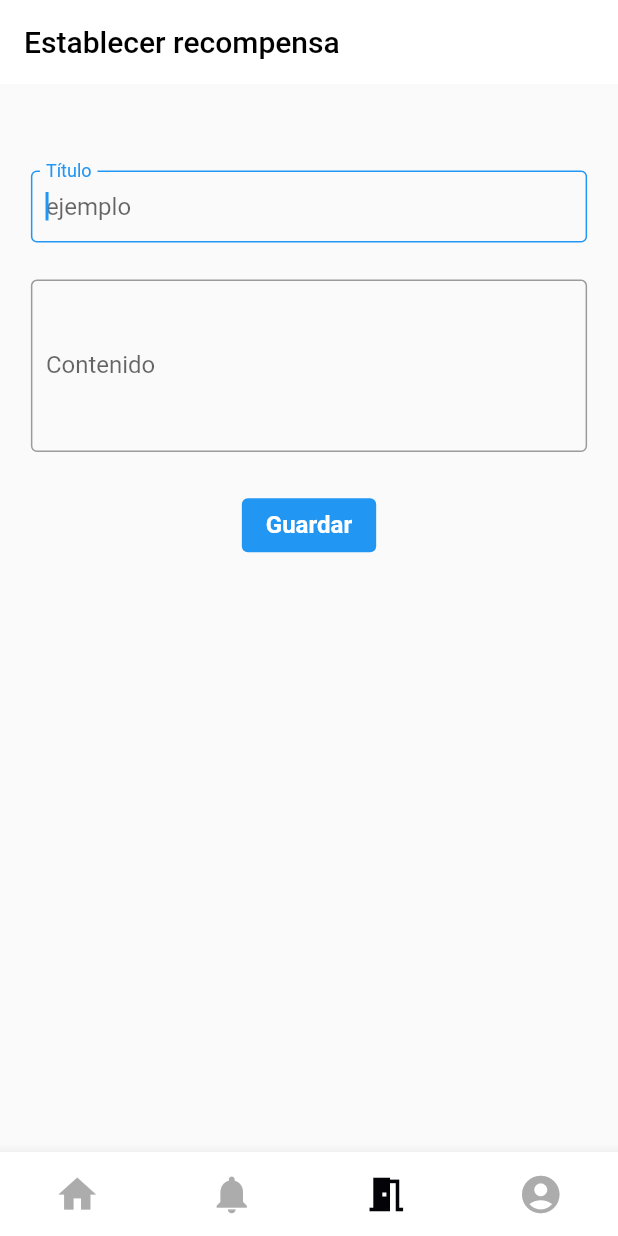
After one commit to zequielpr/retos_recompensas_proyecto_final, a Flutter app: the AddReward screen opened by its route, on a phone screen of 412 x 824 dp. The commit adds this screen. Run offline on Flutter 3.47's test engine with Material 2 defaults, Android fonts, the phone set to English and light mode, and no system bars; drawn by our look-alikes of custom_navigation_bar; our stand-ins replace auto_route, cloud_firestore, firebase_auth, firebase_core, firebase_messaging, flutter_keyboard_visibility and 5 more; missing offline and left inert: firebase_auth_platform_interface, flutter_facebook_auth, flutter_statusbarcolor_ns; accounts and stored records are empty.

Commit message:
El usuario tutor es capaz de establecer recompensas individuales a cada usuario

```diff
--- /dev/null
+++ b/lib/MenuNavigatioBar/Salas/Tutor/TabPages/pages/UsersTutorados/AddRewardUser.dart
@@ -0,0 +1,102 @@
+import 'package:auto_route/auto_route.dart';
+import 'package:flutter/material.dart';
+import 'package:retos_proyecto/MediaQuery.dart';
+
+import '../../../../../../datos/CollecUsers.dart';
+import '../../../../../../datos/UsuarioActual.dart';
+
+class AddReward extends StatefulWidget {
+  final userId;
+  const AddReward({Key? key, this.userId}) : super(key: key);
+
+  @override
+  State<AddReward> createState() => _AddRewardState(userId);
+}
+
+class _AddRewardState extends State<AddReward> {
+  var tituloController = TextEditingController();
+  var contenidoController = TextEditingController();
+  var userId;
+  _AddRewardState(this.userId);
+  @override
+  Widget build(BuildContext context) {
+    return Scaffold(
+      appBar: AppBar(
+        title: Text('Establecer recompensa'),
+      ),
+      body: Center(
+        child: Column(
+          children: [
+            SizedBox(
+              height: Pantalla.getPorcentPanntalla(7, context, 'y'),
+            ),
+            Padding(
+              padding: EdgeInsets.only(
+                left: Pantalla.getPorcentPanntalla(5, context, 'x'),
+                right: Pantalla.getPorcentPanntalla(5, context, 'x'),
+              ),
+              child: _getTextFielTitulo(),
+            ),
+            SizedBox(
+              height: Pantalla.getPorcentPanntalla(3, context, 'y'),
+            ),
+            Padding(
+              padding: EdgeInsets.only(
+                  left: Pantalla.getPorcentPanntalla(5, context, 'x'),
+                  right: Pantalla.getPorcentPanntalla(5, context, 'x')),
+              child: _getTextFielContenido(),
+            ),
+            SizedBox(
+              height: Pantalla.getPorcentPanntalla(3, context, 'y'),
+            ),
+            ElevatedButton(
+              onPressed: () async =>
+                  addReward(tituloController.text, contenidoController.text),
+              child: Text('Guardar'),
+            )
+          ],
+        ),
+      ),
+    );
+  }
+
+  Widget _getTextFielTitulo() {
+    return TextField(
+      autofocus: true,
+      autocorrect: true,
+      controller: tituloController,
+      decoration: const InputDecoration(
+          hintText: 'ejemplo',
+          border: OutlineInputBorder(),
+          labelText: 'Título'),
+    );
+  }
+
+  Widget _getTextFielContenido() {
+    return TextField(
+      maxLines: 5,
+      autocorrect: true,
+      controller: contenidoController,
+      decoration: const InputDecoration(
+        contentPadding: EdgeInsets.all(10),
+          border: OutlineInputBorder(),
+          labelText: 'Contenido'),
+    );
+  }
+
+  //Añdir recompensa al usuario tutorado
+  Future<void> addReward(String titulo, String contenido) async {
+    var titulo = tituloController.text;
+    var contenido = contenidoController.text;
+
+    if (titulo.isNotEmpty && contenido.isNotEmpty) {
+      await CollecUser.COLECCION_USUARIOS
+          .doc(userId)
+          .collection("rolTutorado")
+          .doc(CurrentUser.getIdCurrentUser())
+          .update({
+        "recompensa_x_200": {titulo: contenido}
+      }).whenComplete(() => {Navigator.pop(context)});
+    }
+  }
+}
--- a/lib/Rutas.dart
+++ b/lib/Rutas.dart
@@ -10,6 +10,7 @@ import 'MenuNavigatioBar/Inicio/Tutorado/Historial.dart';
 import 'MenuNavigatioBar/Notificaciones.dart';
 import 'MenuNavigatioBar/Salas/Salas.dart';
 import 'MenuNavigatioBar/Salas/Tutor/TabPages/SalaVistaTutor.dart';
+import 'MenuNavigatioBar/Salas/Tutor/TabPages/pages/UsersTutorados/AddRewardUser.dart';
 import 'MenuNavigatioBar/Salas/Tutor/TabPages/pages/UsersTutorados/UserTutorado.dart';
 import 'MenuNavigatioBar/Salas/Tutorado/ListMisiones.dart';
 import 'Servicios/Autenticacion/DatosNewUser.dart';
@@ -77,6 +78,7 @@ import 'main.dart';
             AutoRoute(path: 'SalaContVistaTutor', page: SalaContVistaTutor),
             AutoRoute(path: 'UserTutoradoDescrip', page: UserTutorado),
             AutoRoute(path: 'ListaMisionesTutorado', page: ListMisionesTutorado),
+            AutoRoute(path: 'AddReward', page: AddReward, name: 'AddRewardRouter'),
             RedirectRoute(path: '*', redirectTo: ''),
 
           ],
--- a/lib/splashScreen.dart
+++ b/lib/splashScreen.dart
@@ -11,6 +11,7 @@ import 'package:flutter_local_notifications/flutter_local_notifications.dart';
 import 'package:flutter_statusbarcolor_ns/flutter_statusbarcolor_ns.dart';
 import 'package:google_fonts/google_fonts.dart';
 import 'package:auto_route/auto_route.dart';
+import 'package:retos_proyecto/MediaQuery.dart';
 
 import 'Rutas.gr.dart';
 import 'datos/Roll_Data.dart';
@@ -71,9 +72,8 @@ class splashScreen extends StatelessWidget {
           textTheme: const TextTheme(
               bodyText2: TextStyle(color: Colors.black, fontSize: 17),
               button: TextStyle(color: Colors.black)),
-          inputDecorationTheme: const InputDecorationTheme(
+          inputDecorationTheme: InputDecorationTheme(
               contentPadding: EdgeInsets.only(left: 10),
-              constraints: BoxConstraints.expand(height: 48, width: 300),
               border: OutlineInputBorder(
                 borderSide: BorderSide(
                   style: BorderStyle.solid,
--- a/pubspec.yaml
+++ b/pubspec.yaml
@@ -86,6 +86,12 @@ flutter:
      - lib/imgs/img_facebook.png
      - lib/imgs/img_apple.png
      - lib/imgs/img_logo_provicional.png
+     - lib/imgs/cofre/cofre_1.png
+     - lib/imgs/cofre/cofre_2.png
+     - lib/imgs/cofre/cofre_3.png
+     - lib/imgs/cofre/cofre_4.png
+     - lib/imgs/cofre/cofre_5.png
+     - lib/imgs/cofre/cofre.png
 
   # An image asset can refer to one or more resolution-specific "variants", see
   # https://flutter.dev/assets-and-images/#resolution-aware
```
Also changed, not shown: lib/MenuNavigatioBar/Inicio/Inicio.dart (+49 -2 lines), lib/MenuNavigatioBar/Inicio/Tutorado/InicioVistaTutorado.dart (+28 -18 lines), lib/MenuNavigatioBar/Salas/Tutor/TabPages/pages/UsersTutorados/UserTutorado.dart (+108 -18 lines), lib/Rutas.gr.dart, lib/imgs/cofre/cofre.png (added), lib/imgs/cofre/cofre_1.png (added), lib/imgs/cofre/cofre_2.png (added), lib/imgs/cofre/cofre_3.png (added), lib/imgs/cofre/cofre_4.png (added), lib/imgs/cofre/cofre_5.png (added), lib/imgs/cofre/cofre_6.png (added), 1 other file.
